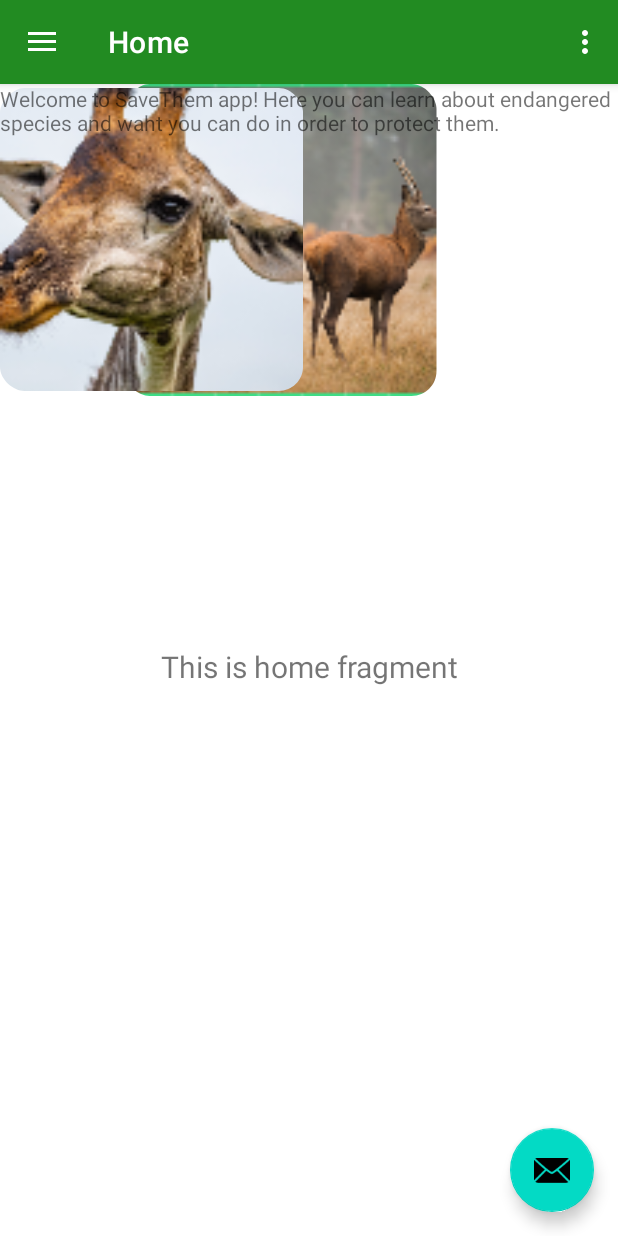
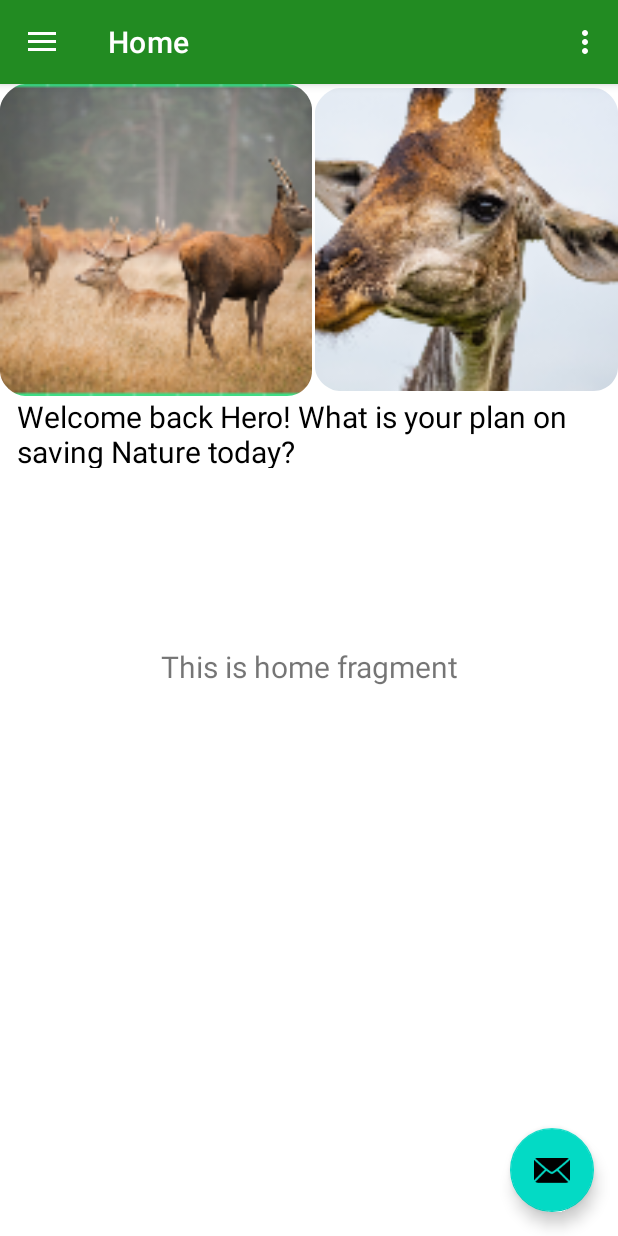
Before and after one commit to CPP-Bot-78/Software-Engineering, an Android app: the screen it shows after launch (MainActivity), on a phone screen of 412 x 824 dp. Run offline under Robolectric (Android 15) with nearby library versions, the phone set to English and light mode, and no system bars; our stand-ins replace navigation-ui.

Commit message:
main update and added resources for eshop
Mug Image by pikisuperstar on Freepik
Tshirt Image by Vectonautaon Freepik
Nature Image Designed by Aleksandr_Samochernyi / Freepik

```diff
--- a/SaveThem/app/src/main/java/com/example/savethem/ui/eshop/EshopFragment.java
+++ b/SaveThem/app/src/main/java/com/example/savethem/ui/eshop/EshopFragment.java
@@ -35,4 +35,10 @@ public class EshopFragment extends Fragment
         super.onDestroyView();
         binding = null;
     }
+
+    /*
+    private Object findViewById;
+    private int btnApply = findViewById<Button>(R.id.btnApply)
+
+     */
 }
--- a/SaveThem/app/src/main/res/layout/content_main.xml
+++ b/SaveThem/app/src/main/res/layout/content_main.xml
@@ -13,6 +13,7 @@
         android:layout_width="match_parent"
         android:layout_height="match_parent"
         app:defaultNavHost="true"
+        app:layout_constraintHorizontal_bias="1.0"
         app:layout_constraintLeft_toLeftOf="parent"
         app:layout_constraintRight_toRightOf="parent"
         app:layout_constraintTop_toTopOf="parent"
@@ -20,26 +21,29 @@
 
     <ImageView
         android:id="@+id/imageView3"
-        android:layout_width="374dp"
+        android:layout_width="208dp"
         android:layout_height="208dp"
-        app:srcCompat="@mipmap/deer"
-        tools:layout_editor_absoluteX="-86dp"
-        tools:layout_editor_absoluteY="0dp" />
+        app:layout_constraintStart_toStartOf="parent"
+        app:layout_constraintTop_toTopOf="parent"
+        app:srcCompat="@mipmap/deer" />
 
     <ImageView
         android:id="@+id/imageView4"
         android:layout_width="202dp"
         android:layout_height="207dp"
-        app:srcCompat="@mipmap/giraffe"
-        tools:layout_editor_absoluteX="206dp"
-        tools:layout_editor_absoluteY="3dp" />
+        app:layout_constraintEnd_toEndOf="parent"
+        app:layout_constraintTop_toTopOf="parent"
+        app:srcCompat="@mipmap/giraffe" />
 
     <TextView
         android:id="@+id/textView3"
-        android:layout_width="wrap_content"
-        android:layout_height="wrap_content"
-        android:text="Welcome to SaveThem app! Here you can learn about endangered species and waht you can do in order to protect them. "
-        tools:layout_editor_absoluteX="7dp"
-        tools:layout_editor_absoluteY="225dp" />
+        android:layout_width="390dp"
+        android:layout_height="48dp"
+        android:text="Welcome back Hero! What is your plan on saving Nature today? "
+        android:textColor="@android:color/black"
+        android:textSize="20dp"
+        app:layout_constraintEnd_toEndOf="parent"
+        app:layout_constraintStart_toStartOf="parent"
+        app:layout_constraintTop_toBottomOf="@+id/imageView3" />
 
 </androidx.constraintlayout.widget.ConstraintLayout>
```
Also changed, not shown: SaveThem/app/src/main/res/layout/fragment_eshop.xml (+8 -3 lines), SaveThem/app/src/main/res/img/mug.jpg (added), SaveThem/app/src/main/res/img/nature.jpg (added), 1 other file.
